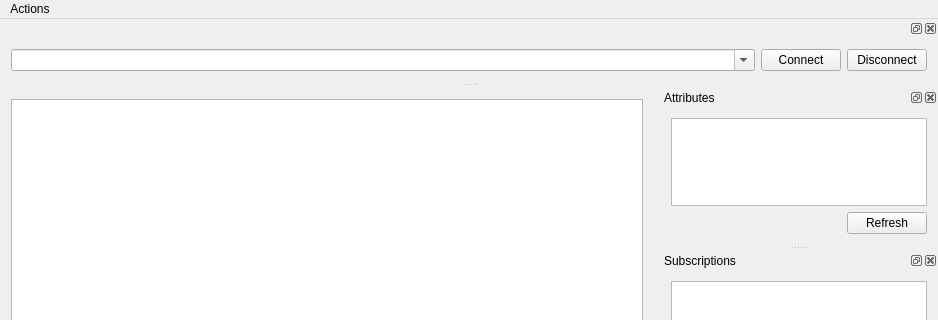
Above: freeopcuaclient/mainwindow_ui.ui from FreeOpcUa/opcua-client-gui before the change; both pictures show x 0 to 938 and y 0 to 320 of the 938 by 689 pixel window. Below: the same form after it.
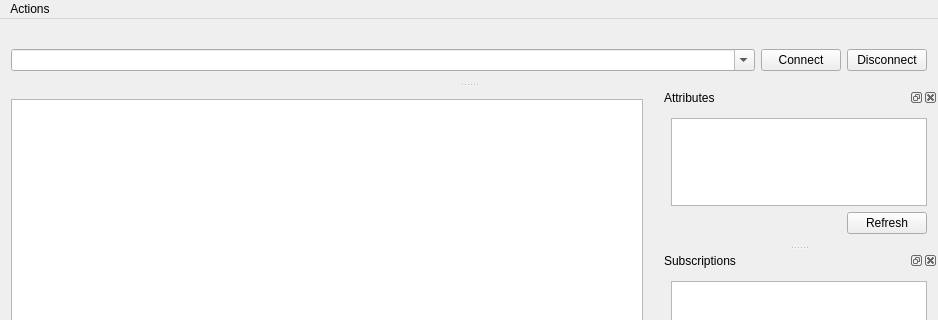
That is the form after the change. Icons and pictures are not drawn.

The edit to the form file:
```diff
--- a/freeopcuaclient/mainwindow_ui.ui
+++ b/freeopcuaclient/mainwindow_ui.ui
@@ -106,6 +106,18 @@
    </widget>
   </widget>
   <widget class="QDockWidget" name="addrDockWidget">
+   <property name="sizePolicy">
+    <sizepolicy hsizetype="Preferred" vsizetype="Minimum">
+     <horstretch>0</horstretch>
+     <verstretch>0</verstretch>
+    </sizepolicy>
+   </property>
+   <property name="features">
+    <set>QDockWidget::NoDockWidgetFeatures</set>
+   </property>
+   <property name="allowedAreas">
+    <set>Qt::TopDockWidgetArea</set>
+   </property>
    <attribute name="dockWidgetArea">
     <number>4</number>
    </attribute>
```
Left out of the diff: 4 changed lines with no effect on the pictures.
